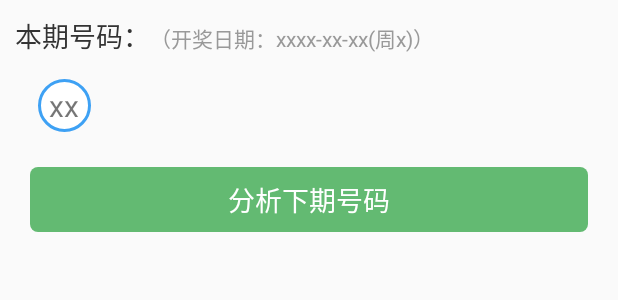
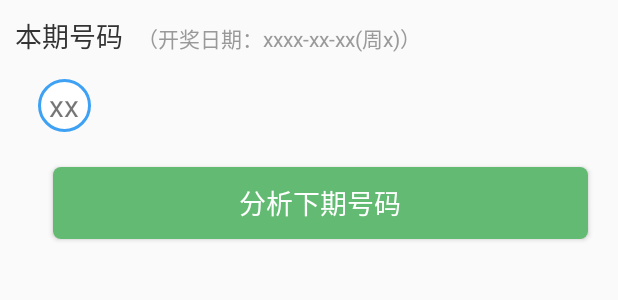
Before and after one commit to maogen/BallProject, an Android app: the layout layout_ball_info.xml on its own in the app's theme, with its tools: preview values and no code run, on a phone screen of 412 x 824 dp. Shown: the top 300 px of the screen. Run offline under Robolectric (Android 15) with nearby library versions, the phone set to English and light mode, and no system bars.

Commit message:
增加下期按钮

```diff
--- a/BallInfoApplication/app/src/main/java/com/zgmao/activity/BaseTitleActivity.java
+++ b/BallInfoApplication/app/src/main/java/com/zgmao/activity/BaseTitleActivity.java
@@ -19,7 +19,7 @@ import zgmao.com.ballinfo.R;
  * 修改备注：
  */
 
-public abstract class BaseTitleActivity extends BaseCustomSwipeRefreshActivity implements View.OnClickListener {
+public abstract class BaseTitleActivity extends BaseCustomSwipeRefreshActivity {
     protected TitleBarView titleBarView;
 
     @Override
--- a/BallInfoApplication/app/src/main/java/com/zgmao/adapter/RedBallAdapter.java
+++ b/BallInfoApplication/app/src/main/java/com/zgmao/adapter/RedBallAdapter.java
@@ -4,6 +4,7 @@ import android.content.Context;
 import android.view.View;
 
 import com.maf.adapter.BaseRecycleAdapter;
+import com.maf.utils.NumberUtils;
 
 import java.util.List;
 
@@ -37,6 +38,6 @@ public class RedBallAdapter extends BaseRecycleAdapter<Integer, RedBallHolder> {
 
     @Override
     public void onBindViewHolder(RedBallHolder holder, int position) {
-        holder.textBallNumber.setText(String.valueOf(list.get(position)));
+        holder.textBallNumber.setText(NumberUtils.intTo2Dec(list.get(position)));
     }
 }
--- /dev/null
+++ b/BallInfoApplication/app/src/main/res/drawable/green_button_selector.xml
@@ -0,0 +1,5 @@
+<?xml version="1.0" encoding="utf-8"?>
+<selector xmlns:android="http://schemas.android.com/apk/res/android">
+    <item android:drawable="@drawable/shape_green_r5" android:state_pressed="false"></item>
+    <item android:drawable="@drawable/shape_gray_r5" android:state_pressed="true"></item>
+</selector>
--- /dev/null
+++ b/BallInfoApplication/app/src/main/res/drawable/shape_gray_r5.xml
@@ -0,0 +1,6 @@
+<?xml version="1.0" encoding="utf-8"?>
+<shape xmlns:android="http://schemas.android.com/apk/res/android">
+
+    <solid android:color="@color/gray" />
+    <corners android:radius="5dp" />
+</shape>
--- a/BallInfoApplication/app/src/main/res/layout/layout_ball_info.xml
+++ b/BallInfoApplication/app/src/main/res/layout/layout_ball_info.xml
@@ -16,7 +16,7 @@
         <TextView
             android:layout_width="wrap_content"
             android:layout_height="wrap_content"
-            android:text="本期号码："
+            android:text="本期号码  "
             android:textColor="@color/black_gray"
             android:textSize="18dp" />
 
@@ -42,19 +42,8 @@
         android:layout_marginLeft="25dp"
         android:background="@drawable/blue_ball_bg" />
 
-    <TextView
-        android:id="@+id/text_next_"
-        android:layout_width="match_parent"
-        android:layout_height="wrap_content"
-        android:layout_marginBottom="18dp"
-        android:layout_marginLeft="20dp"
-        android:layout_marginRight="20dp"
-        android:layout_marginTop="18dp"
-        android:background="@drawable/shape_green_r5"
-        android:gravity="center"
-        android:paddingBottom="8dp"
-        android:paddingTop="8dp"
-        android:text="分析下期号码"
-        android:textColor="@color/white"
-        android:textSize="18dp" />
+    <Button
+        android:id="@+id/btn_next_calculate"
+        style="@style/BaseBtnBlueWidthStyle"
+        android:text="分析下期号码" />
 </LinearLayout>
--- a/BallInfoApplication/app/src/main/res/values/styles.xml
+++ b/BallInfoApplication/app/src/main/res/values/styles.xml
@@ -1,5 +1,17 @@
 <resources>
-
+    <!-- 基本宽屏按钮样式（蓝色） -->
+    <style name="BaseBtnBlueWidthStyle">
+        <item name="android:layout_width">match_parent</item>
+        <item name="android:layout_height">wrap_content</item>
+        <item name="android:layout_marginBottom">18dp</item>
+        <item name="android:layout_marginLeft">35dp</item>
+        <item name="android:layout_marginRight">20dp</item>
+        <item name="android:layout_marginTop">18dp</item>
+        <item name="android:background">@drawable/green_button_selector</item>
+        <item name="android:textColor">@color/white</item>
+        <item name="android:textSize">18dp</item>
+    </style>
+    <!--  蓝色、红色球的字体样式-->
     <style name="BallTextStyle">
         <item name="android:layout_width">35dp</item>
         <item name="android:layout_height">35dp</item>
@@ -11,5 +23,4 @@
         <item name="android:layout_marginLeft">5dp</item>
         <item name="android:layout_marginRight">5dp</item>
     </style>
-
 </resources>
```
Also changed, not shown: BallInfoApplication/app/src/main/java/com/zgmao/activity/MainActivity.java (+20 -6 lines), 1 other file.
